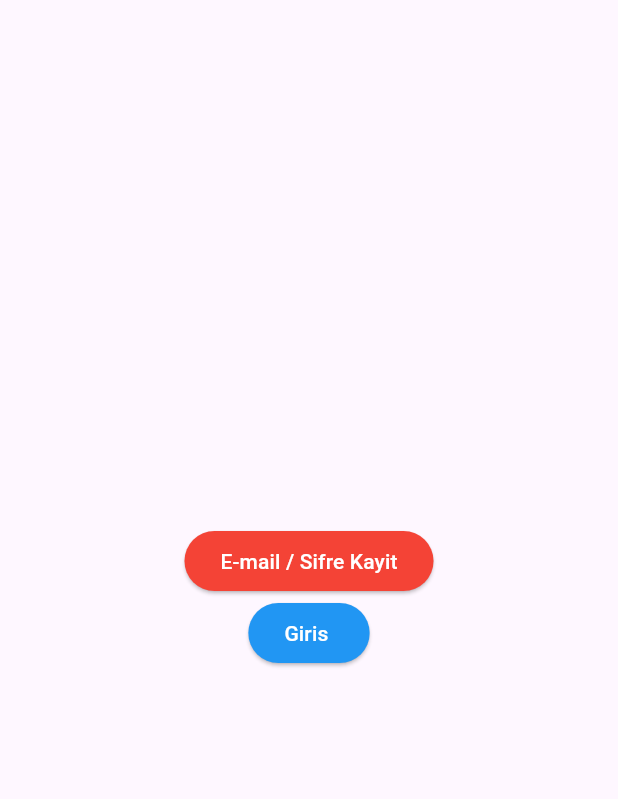
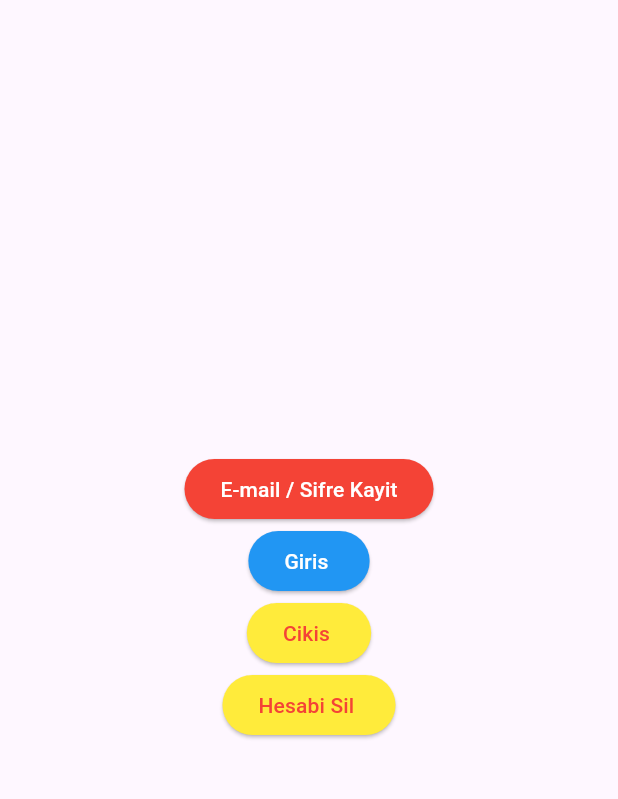
Before and after one commit to tahaturan/flutter_firebase, a Flutter app: the screen it shows after launch, after a tap on "E-mail / Sifre Kayit", on a phone screen of 412 x 824 dp, the part 63-862 px from its top. Run offline on Flutter 3.47's test engine with Material 2 defaults, Android fonts, the phone set to English and light mode, and no system bars; our stand-ins replace firebase_auth, firebase_core; accounts and stored records are empty; network calls fail.

```diff
--- a/lib/pages/homepage.dart
+++ b/lib/pages/homepage.dart
@@ -18,6 +18,14 @@ class _HomePageState extends State<HomePage> {
   void initState() {
     super.initState();
     auth = FirebaseAuth.instance;
+    auth.authStateChanges().listen((User? user) {
+      if (user == null) {
+        debugPrint('Kullanici Oturumu Kapali');
+      } else {
+        debugPrint(
+            'Kullanici Oturumu acik ${user.email} e-mail durumu: ${user.emailVerified}');
+      }
+    });
   }
 
   @override
@@ -52,8 +60,29 @@ class _HomePageState extends State<HomePage> {
                 style: TextStyle(color: Colors.white),
               ),
             ),
+            ElevatedButton(
+              style: ElevatedButton.styleFrom(backgroundColor: Colors.yellow),
+              onPressed: () {
+                signOutUser();
+              },
+              child: const Text(
+                "Cikis ",
+                style: TextStyle(color: Colors.red),
+              ),
+            ),
+            ElevatedButton(
+              style: ElevatedButton.styleFrom(backgroundColor: Colors.yellow),
+              onPressed: () {
+                deleteUser();
+              },
+              child: const Text(
+                "Hesabi Sil ",
+                style: TextStyle(color: Colors.red),
+              ),
+            ),
           ],
-      )),
+        ),
+      ),
     );
   }
 
@@ -61,6 +90,13 @@ class _HomePageState extends State<HomePage> {
     try {
       var _userCredential = await auth.createUserWithEmailAndPassword(
           email: _email, password: _password);
+      var myUser = _userCredential.user;
+      if (!myUser!.emailVerified) {
+        await myUser.sendEmailVerification();
+        debugPrint("$_email adresinize Dogrulama maili gelmistir");
+      } else {
+        debugPrint("Kullanicinin maili onaylanmis iligli sayfaya gidebilir...");
+      }
       debugPrint(_userCredential.toString());
     } catch (e) {
       debugPrint(e.toString());
@@ -76,4 +112,16 @@ class _HomePageState extends State<HomePage> {
       debugPrint(e.toString());
     }
   }
+
+  void signOutUser() async {
+    await auth.signOut();
   }
+
+  void deleteUser() async {
+    if (auth.currentUser != null) {
+      await auth.currentUser!.delete();
+    } else {
+      debugPrint("Kullanici Oturum Acmadigi Icin Silinemez");
+    }
+  }
+}
```
Lines whose indentation alone changed are shown as unchanged.
